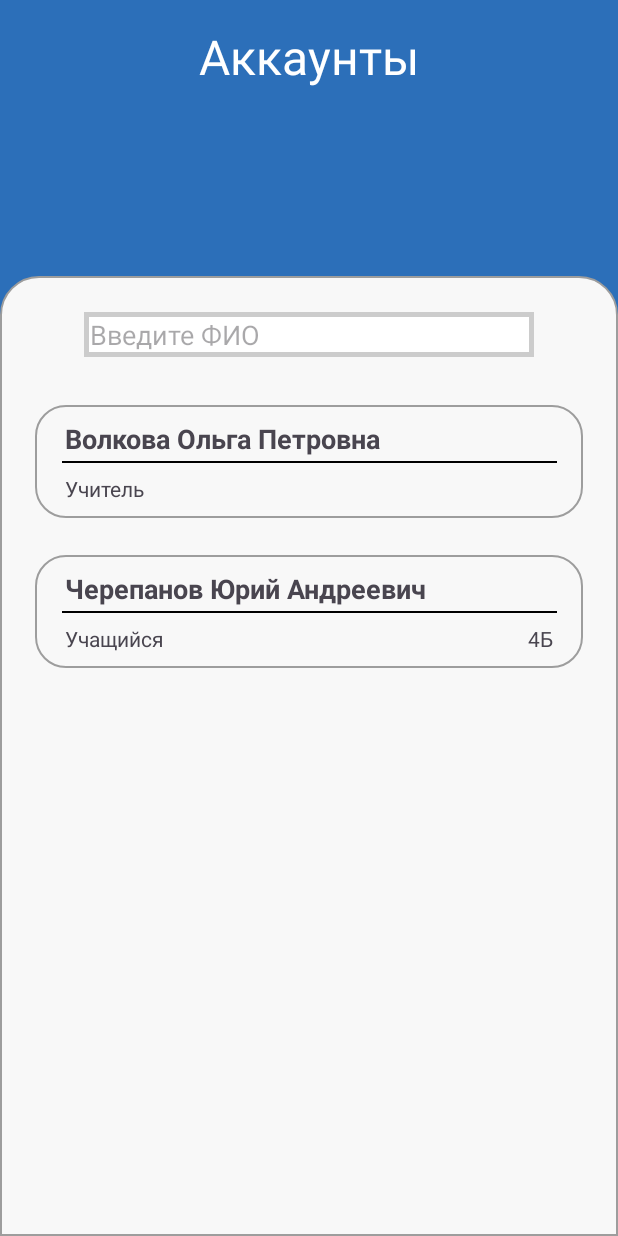
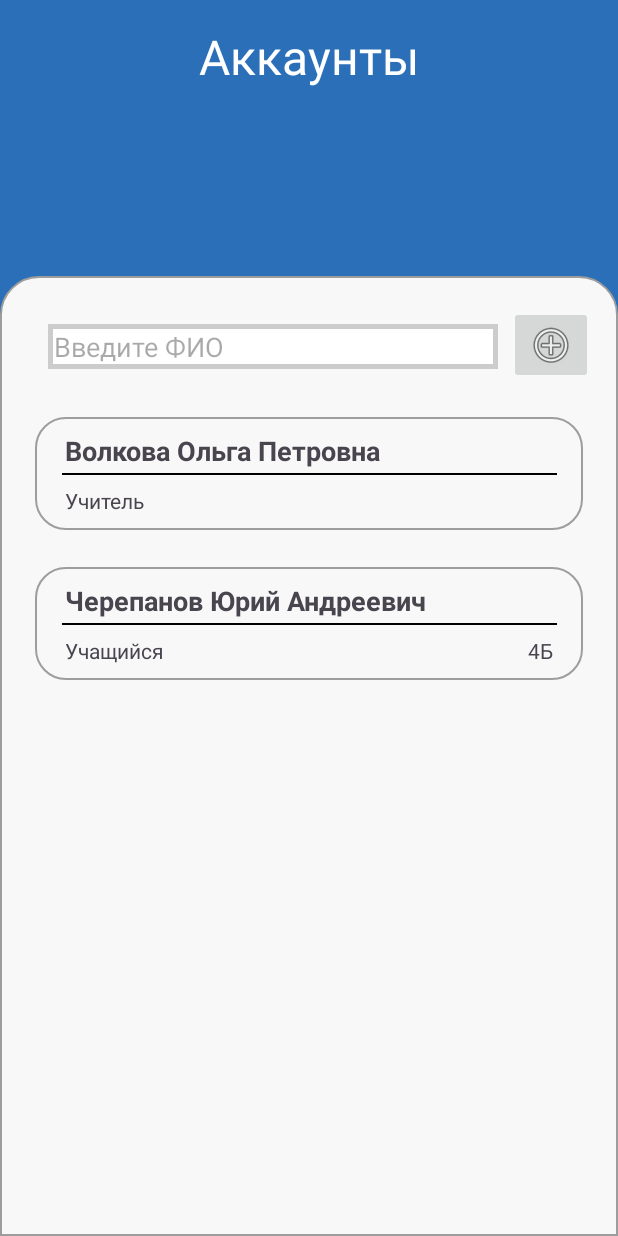
Before and after one commit to Aleksei-L/SchoolDiary, an Android app: the layout fragment_zavuch_accountslist.xml on its own in the app's theme, with its tools: preview values and no code run, on a phone screen of 412 x 824 dp. Run offline under Robolectric (Android 15) with nearby library versions, the phone set to English and light mode, and no system bars.

Commit message:
Renamed files,add logout button logic to Profile, add addAccount button to AccountsList

```diff
--- a/app/src/main/res/layout/fragment_zavuch_statistic.xml
+++ b/app/src/main/res/layout/fragment_zavuch_accountslist.xml
@@ -7,7 +7,7 @@
     android:background="#2C6FB9"
     android:gravity="center"
     android:orientation="vertical"
-    tools:context=".fragment.ZavuchStatisticFragment">
+    tools:context=".fragment.ZavuchAccountsListFragment">
 
     <View
         android:id="@+id/BackgroundBloc"
@@ -40,14 +40,14 @@
         android:layout_width="300dp"
         android:layout_height="30dp"
         android:layout_marginStart="32dp"
-        android:layout_marginTop="24dp"
+        android:layout_marginTop="32dp"
         android:layout_marginEnd="32dp"
         android:background="@drawable/spinner_background"
+        android:hint="Введите ФИО"
         android:inputType="text"
-        android:hint="Введите ФИО"
         android:paddingStart="4dp"
         app:layout_constraintEnd_toEndOf="@+id/BackgroundBloc"
-        app:layout_constraintHorizontal_bias="0.494"
+        app:layout_constraintHorizontal_bias="0.0"
         app:layout_constraintStart_toStartOf="@+id/BackgroundBloc"
         app:layout_constraintTop_toTopOf="@+id/BackgroundBloc" />
 
@@ -191,5 +191,16 @@
 
     </androidx.constraintlayout.widget.ConstraintLayout>
 
+    <ImageButton
+        android:id="@+id/addAccount"
+        android:layout_width="wrap_content"
+        android:layout_height="wrap_content"
+        android:layout_marginTop="20dp"
+        android:src="@android:drawable/ic_menu_add"
+        app:layout_constraintEnd_toEndOf="parent"
+        app:layout_constraintHorizontal_bias="0.304"
+        app:layout_constraintStart_toEndOf="@+id/search_name"
+        app:layout_constraintTop_toTopOf="@+id/BackgroundBloc" />
+
 
 </androidx.constraintlayout.widget.ConstraintLayout>
--- a/app/src/main/res/layout/fragment_zavuch_details.xml
+++ b/app/src/main/res/layout/fragment_zavuch_add_account.xml
@@ -3,7 +3,7 @@
     xmlns:tools="http://schemas.android.com/tools"
     android:layout_width="match_parent"
     android:layout_height="match_parent"
-    tools:context=".fragment.ZavuchDetailsFragment">
+    tools:context=".fragment.ZavuchAddAccountFragmen">
 
     <!-- TODO: Update blank fragment layout -->
     <TextView
```
Also changed, not shown: app/src/main/java/com/schooldiary/fragment/ZavuchAccountsListFragment.kt (added, +36 -0 lines), app/src/main/java/com/schooldiary/fragment/ZavuchAddAccountFragmen.kt (added, +21 -0 lines), app/src/main/java/com/schooldiary/fragment/ZavuchDetailsFragment.kt (deleted, +0 -60 lines), app/src/main/java/com/schooldiary/fragment/ZavuchProfileFragment.kt (+43 -39 lines), app/src/main/java/com/schooldiary/fragment/ZavuchStatisticFragment.kt (deleted, +0 -60 lines), 1 other file.
